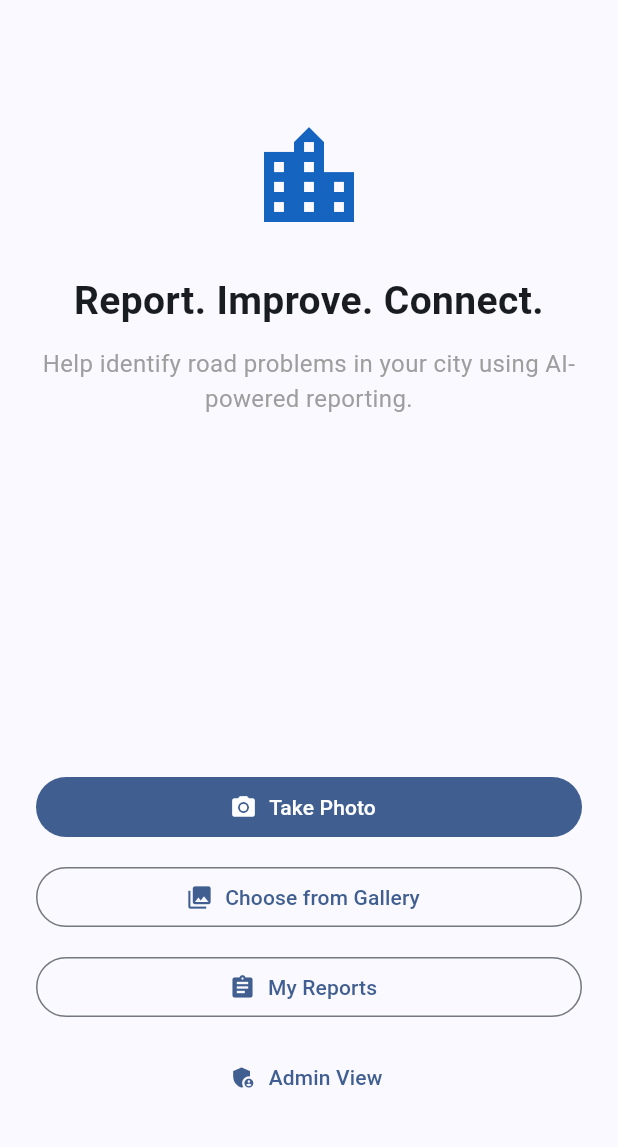
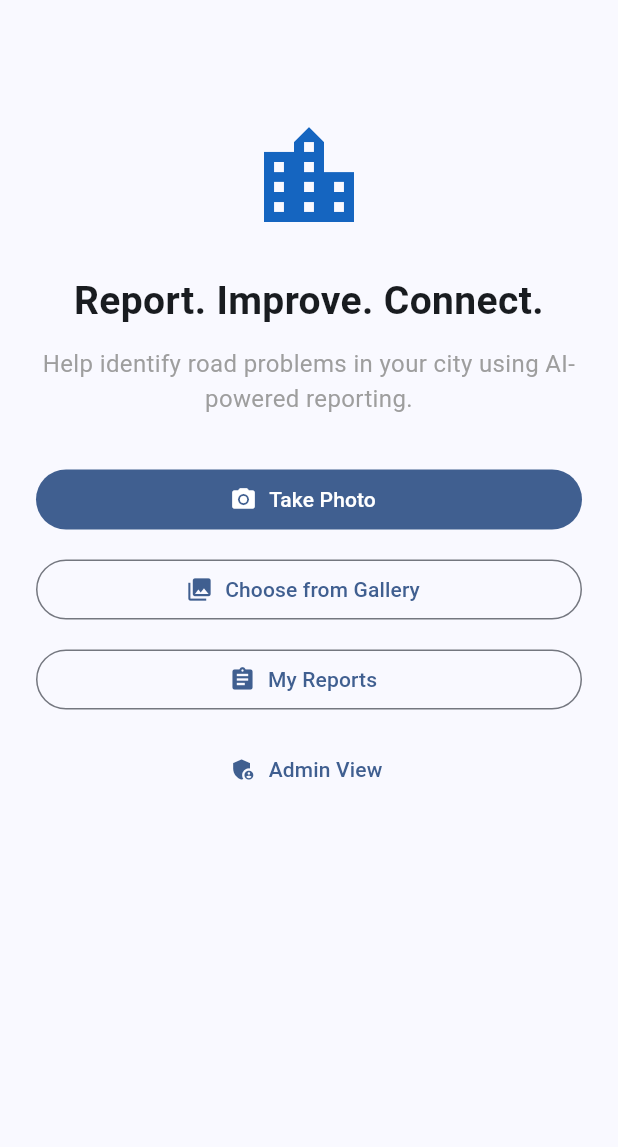
Before and after one commit to Hoor-a-aina/fix_my_city, a Flutter app: the screen it shows after launch, on a phone screen of 412 x 824 dp, the part 63-1210 px from its top. Run offline on Flutter 3.47's test engine with Material 3 defaults, Android fonts, the phone set to English and light mode, and no system bars; our stand-ins replace image_picker.

Commit message:
Fix responsive home screen layout

```diff
--- a/lib/main.dart
+++ b/lib/main.dart
@@ -33,15 +33,19 @@ class HomeScreen extends StatefulWidget {
 }
 
 class _HomeScreenState extends State<HomeScreen> {
+  // ImagePicker handles both camera capture and gallery selection
   final ImagePicker _picker = ImagePicker();
+  // Stores the currently selected/captured image for preview.
   XFile? _selectedImage;
 
+  // Opens either the camera or gallery based on the supplied source.
   Future<void> _pickImage(ImageSource source) async {
     final XFile? image = await _picker.pickImage(
       source: source,
       imageQuality: 85,
     );
 
+    // User may cancel the camera/gallery without selecting an image.
     if (image == null) {
       return;
     }
@@ -64,7 +68,8 @@ class _HomeScreenState extends State<HomeScreen> {
         ),
       ),
       body: SafeArea(
-        child: Padding(
+        // Allows the screen to scroll when content is taller than the available space, especially on smaller Android phones.
+        child: SingleChildScrollView(
           padding: const EdgeInsets.all(24),
           child: Column(
             crossAxisAlignment: CrossAxisAlignment.stretch,
@@ -99,7 +104,7 @@ class _HomeScreenState extends State<HomeScreen> {
                   color: Colors.grey,
                 ),
               ),
-
+            // Show the selected/captured photo only after the user chooses or captures an image.
               if (_selectedImage != null) ...[
                 const SizedBox(height: 24),
 
@@ -114,10 +119,21 @@ class _HomeScreenState extends State<HomeScreen> {
                 ),
 
                 const SizedBox(height: 24),
+
+                // Analyze is intentionally not connected to the backend yet.
+                // We will add the analysis flow in a later checkpoint.
+                FilledButton.icon(
+                  onPressed: () {},
+                  icon: const Icon(Icons.auto_awesome),
+                  label: const Text('Analyze'),
+                ),
+
+                const SizedBox(height: 12),
               ],
 
-              const Spacer(),
 
+              // Fixed spacing replaces Spacer because this screen now uses a scrollable Column.
+              const SizedBox(height: 32),
 
               FilledButton.icon(
                 onPressed: () => _pickImage(ImageSource.camera),
```
